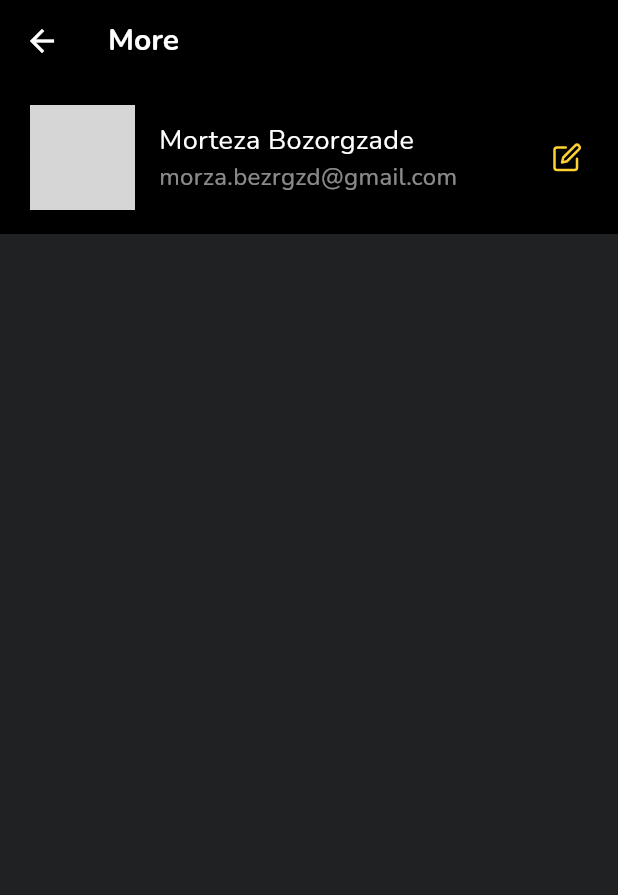
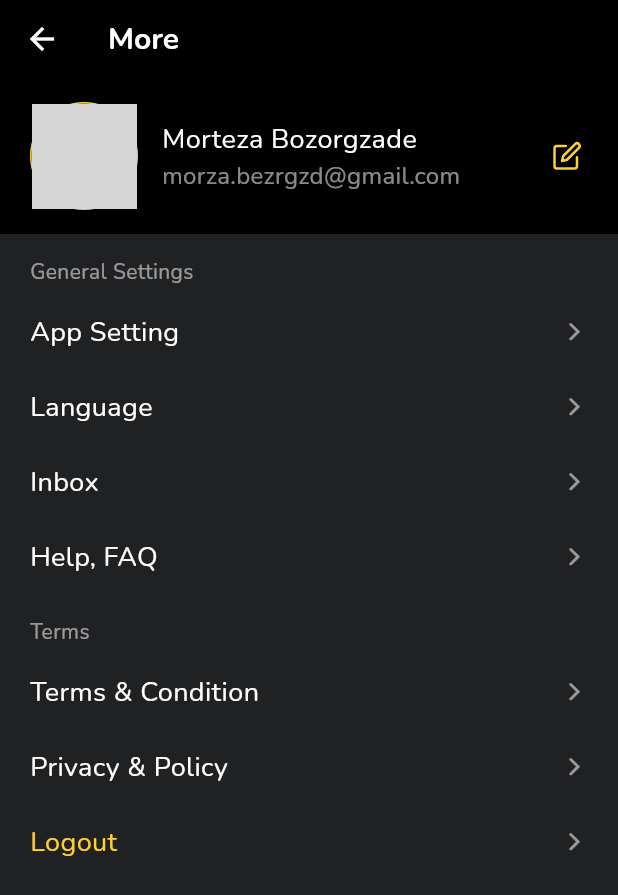
Before and after one commit to morzabzrgzd/Muvi, a Flutter app: the MorePage screen opened directly, on a phone screen of 412 x 824 dp. Shown: the top 895 px of the screen. Run offline on Flutter 3.47's test engine with Material 2 defaults, Android fonts, the phone set to English and light mode, and no system bars; our stand-ins replace feather_icons, flutter_svg, get, smooth_page_indicator; network calls fail; grey boxes are pictures that could not be loaded.

Commit message:
add dilog logout

```diff
--- a/lib/constants/app_routes.dart
+++ b/lib/constants/app_routes.dart
@@ -10,4 +10,6 @@ class AppRoutes {
   static const String SEARCH_ROUTE = '/search';
   static const String POPULARMOVIES_ROUTE = '/popular_movies';
   static const String MADEFORYOU_ROUTE = '/made_for_you';
+  static const String EDITPROFILE_ROUTE = '/edit_profile';
+  static const String HELP_ROUTE = '/help';
 }
--- a/lib/pages/login/login_page.dart
+++ b/lib/pages/login/login_page.dart
@@ -1,3 +1,4 @@
+import 'package:feather_icons/feather_icons.dart';
 import 'package:flutter/cupertino.dart';
 import 'package:flutter/material.dart';
 import 'package:flutter_svg/svg.dart';
@@ -93,14 +94,14 @@ class LoginPage extends StatelessWidget {
                       ),
                       const SizedBox(height: 25),
                       const CustomTextField(
-                        icon: CupertinoIcons.mail,
+                        icon: FeatherIcons.mail,
                         keyboardType: TextInputType.emailAddress,
                         lable: 'Email',
                         obscureText: false,
                       ),
                       const SizedBox(height: 20),
                       const CustomTextField(
-                        icon: CupertinoIcons.lock,
+                        icon: FeatherIcons.lock,
                         keyboardType: TextInputType.visiblePassword,
                         lable: 'Password',
                         obscureText: true,
--- /dev/null
+++ b/lib/pages/more/components/profile_items_widget.dart
@@ -0,0 +1,41 @@
+import 'package:flutter/cupertino.dart';
+import 'package:flutter/material.dart';
+
+class ProfileItems extends StatelessWidget {
+  const ProfileItems({
+    super.key,
+    required this.onTap,
+    required this.title,
+    this.titleColor = Colors.white,
+  });
+
+  final VoidCallback onTap;
+  final String title;
+  final Color titleColor;
+
+  @override
+  Widget build(BuildContext context) {
+    return InkWell(
+      onTap: onTap,
+      child: Container(
+        padding: const EdgeInsets.symmetric(vertical: 12, horizontal: 20),
+        width: double.infinity,
+        child: Row(
+          mainAxisAlignment: MainAxisAlignment.spaceBetween,
+          crossAxisAlignment: CrossAxisAlignment.center,
+          children: [
+            Text(
+              title,
+              style: TextStyle(color: titleColor, fontSize: 18),
+            ),
+            const Icon(
+              CupertinoIcons.forward,
+              size: 18,
+              color: Colors.white54,
+            )
+          ],
+        ),
+      ),
+    );
+  }
+}
--- a/lib/pages/more/more_page.dart
+++ b/lib/pages/more/more_page.dart
@@ -1,6 +1,9 @@
 import 'package:feather_icons/feather_icons.dart';
-import 'package:flutter/cupertino.dart';
 import 'package:flutter/material.dart';
+import 'package:get/get.dart';
+import 'package:muvi/constants/app_routes.dart';
+
+import 'components/profile_items_widget.dart';
 
 class MorePage extends StatelessWidget {
   const MorePage({super.key});
@@ -24,10 +27,14 @@ class MorePage extends StatelessWidget {
             child: Row(
               children: [
                 CircleAvatar(
-                  radius: 35,
-                  backgroundColor: Colors.grey.shade800,
-                  backgroundImage: const NetworkImage(
-                    'https://wisehealthynwealthy.com/wp-content/uploads/2022/01/CreativecaptionsforFacebookprofilepictures.jpg',
+                  radius: 36,
+                  backgroundColor: const Color(0xffFFD130),
+                  child: CircleAvatar(
+                    radius: 35,
+                    backgroundColor: Colors.grey.shade800,
+                    backgroundImage: const NetworkImage(
+                      'https://wisehealthynwealthy.com/wp-content/uploads/2022/01/CreativecaptionsforFacebookprofilepictures.jpg',
+                    ),
                   ),
                 ),
                 const SizedBox(width: 16),
@@ -52,7 +59,9 @@ class MorePage extends StatelessWidget {
                 ),
                 const Spacer(),
                 IconButton(
-                  onPressed: () {},
+                  onPressed: () {
+                    Get.toNamed(AppRoutes.EDITPROFILE_ROUTE);
+                  },
                   icon: const Icon(
                     FeatherIcons.edit,
                     size: 20,
@@ -64,6 +73,117 @@ class MorePage extends StatelessWidget {
           ),
         ),
       ),
+      body: SingleChildScrollView(
+        child: Column(
+          crossAxisAlignment: CrossAxisAlignment.start,
+          children: [
+            const SizedBox(height: 10),
+            const Padding(
+              padding: EdgeInsets.symmetric(horizontal: 20, vertical: 5),
+              child: Text(
+                'General Settings',
+                style: TextStyle(
+                  color: Colors.white54,
+                ),
+              ),
+            ),
+            ProfileItems(
+              onTap: () {},
+              title: 'App Setting',
+            ),
+            ProfileItems(
+              onTap: () {},
+              title: 'Language',
+            ),
+            ProfileItems(
+              onTap: () {},
+              title: 'Inbox',
+            ),
+            ProfileItems(
+              onTap: () {},
+              title: 'Help, FAQ',
+            ),
+            const SizedBox(height: 10),
+            const Padding(
+              padding: EdgeInsets.symmetric(horizontal: 20, vertical: 5),
+              child: Text(
+                'Terms',
+                style: TextStyle(
+                  color: Colors.white54,
+                ),
+              ),
+            ),
+            ProfileItems(
+              onTap: () {},
+              title: 'Terms & Condition',
+            ),
+            ProfileItems(
+              onTap: () {},
+              title: 'Privacy & Policy',
+            ),
+            ProfileItems(
+              onTap: () {
+                showDialog(
+                  context: context,
+                  builder: (context) {
+                    return AlertDialog(
+                      shape: RoundedRectangleBorder(
+                        borderRadius: BorderRadius.circular(5),
+                      ),
+                      actionsAlignment: MainAxisAlignment.end,
+                      // actionsOverflowAlignment: OverflowBarAlignment.center,
+                      // actionsOverflowDirection: VerticalDirection.up,
+                      // actionsOverflowButtonSpacing: 10,
+                      actionsPadding: const EdgeInsets.only(
+                          right: 20, left: 20, bottom: 10),
+                      titlePadding: const EdgeInsets.only(
+                          left: 20, right: 20, top: 15, bottom: 10),
+                      contentPadding: const EdgeInsets.symmetric(
+                          horizontal: 20, vertical: 10),
+                      actions: [
+                        TextButton(
+                          onPressed: () {
+                            Get.back();
+                          },
+                          child: const Text('Cancel'),
+                        ),
+                        TextButton(
+                          onPressed: () {
+                            Get.offAllNamed(AppRoutes.SPLASH_ROUTE);
+                          },
+                          child: const Text(
+                            'Logout',
+                            style: TextStyle(
+                              color: Colors.red,
+                            ),
+                          ),
+                        ),
+                      ],
+                      title: const Text('Logout'),
+                      titleTextStyle: const TextStyle(
+                        fontSize: 20,
+                        fontFamily: 'Nunito',
+                        color: Color(0xffFFD130),
+                      ),
+                      content: const Text(
+                        'Are you sure you want to Logout?',
+                      ),
+                      contentTextStyle: const TextStyle(
+                        fontSize: 16,
+                        fontFamily: 'Nunito',
+                      ),
+                      // elevation: ,
+                    );
+                  },
+                );
+                // );
+              },
+              title: 'Logout',
+              titleColor: const Color(0xffFFD130),
+            ),
+          ],
+        ),
+      ),
     );
   }
 }
```
Also changed, not shown: lib/main.dart (+10 -0 lines), lib/pages/edit profile/edit_profile_page.dart (added, +113 -0 lines), lib/pages/help/help_page.dart (added, +26 -0 lines), lib/pages/register/register_page.dart (+4 -3 lines), pubspec.lock, 3 other files.
